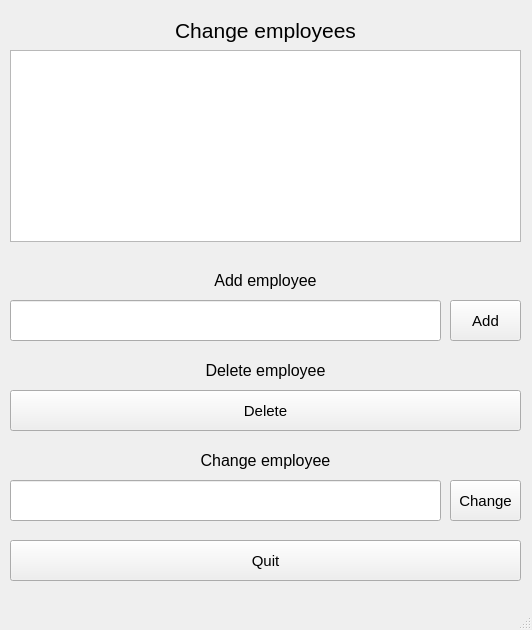
Before: the Qt Designer form mdkpv2/change_employes.ui in Korobkov124/MDKP, drawn with Qt 5.
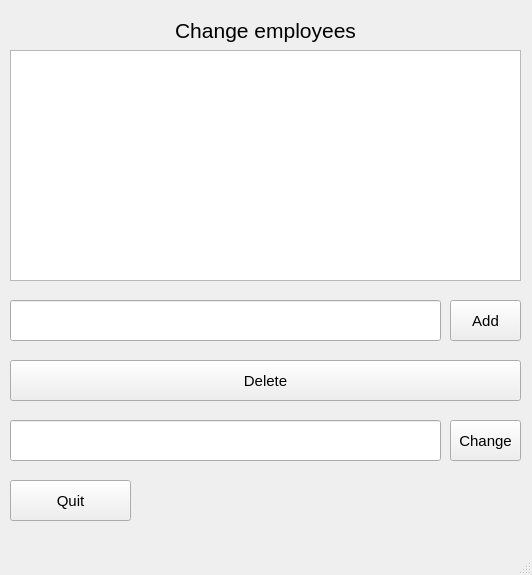
After: the same form once the commit is applied.

What changed in the file:
```diff
--- a/mdkpv2/change_employes.ui
+++ b/mdkpv2/change_employes.ui
@@ -7,7 +7,7 @@
     <x>0</x>
     <y>0</y>
     <width>532</width>
-    <height>630</height>
+    <height>575</height>
    </rect>
   </property>
   <property name="windowTitle">
@@ -18,7 +18,7 @@
     <property name="geometry">
      <rect>
       <x>450</x>
-      <y>480</y>
+      <y>420</y>
       <width>71</width>
       <height>41</height>
      </rect>
@@ -37,8 +37,8 @@
     <property name="geometry">
      <rect>
       <x>10</x>
-      <y>540</y>
-      <width>511</width>
+      <y>480</y>
+      <width>121</width>
       <height>41</height>
      </rect>
     </property>
@@ -56,38 +56,12 @@
     <property name="geometry">
      <rect>
       <x>10</x>
-      <y>480</y>
+      <y>420</y>
       <width>431</width>
       <height>41</height>
      </rect>
     </property>
    </widget>
-   <widget class="QLabel" name="label_3">
-    <property name="geometry">
-     <rect>
-      <x>10</x>
-      <y>260</y>
-      <width>511</width>
-      <height>41</height>
-     </rect>
-    </property>
-    <property name="text">
-     <string>&lt;html&gt;&lt;head/&gt;&lt;body&gt;&lt;p align=&quot;center&quot;&gt;&lt;span style=&quot; font-size:12pt;&quot;&gt;Add employee&lt;/span&gt;&lt;/p&gt;&lt;/body&gt;&lt;/html&gt;</string>
-    </property>
-   </widget>
-   <widget class="QLabel" name="label_5">
-    <property name="geometry">
-     <rect>
-      <x>10</x>
-      <y>440</y>
-      <width>511</width>
-      <height>41</height>
-     </rect>
-    </property>
-    <property name="text">
-     <string>&lt;html&gt;&lt;head/&gt;&lt;body&gt;&lt;p align=&quot;center&quot;&gt;&lt;span style=&quot; font-size:12pt;&quot;&gt;Change employee&lt;/span&gt;&lt;/p&gt;&lt;/body&gt;&lt;/html&gt;</string>
-    </property>
-   </widget>
    <widget class="QLabel" name="label_2">
     <property name="geometry">
      <rect>
@@ -124,7 +98,7 @@
     <property name="geometry">
      <rect>
       <x>10</x>
-      <y>390</y>
+      <y>360</y>
       <width>511</width>
       <height>41</height>
      </rect>
@@ -139,26 +113,13 @@
      <string>Delete</string>
     </property>
    </widget>
-   <widget class="QLabel" name="label_4">
-    <property name="geometry">
-     <rect>
-      <x>10</x>
-      <y>350</y>
-      <width>511</width>
-      <height>41</height>
-     </rect>
-    </property>
-    <property name="text">
-     <string>&lt;html&gt;&lt;head/&gt;&lt;body&gt;&lt;p align=&quot;center&quot;&gt;&lt;span style=&quot; font-size:12pt;&quot;&gt;Delete employee&lt;/span&gt;&lt;/p&gt;&lt;/body&gt;&lt;/html&gt;</string>
-    </property>
-   </widget>
    <widget class="QTableView" name="tableView">
     <property name="geometry">
      <rect>
       <x>10</x>
       <y>50</y>
       <width>511</width>
-      <height>192</height>
+      <height>231</height>
      </rect>
     </property>
    </widget>
```
Left out of the diff: 6 changed lines with no effect on the pictures.
